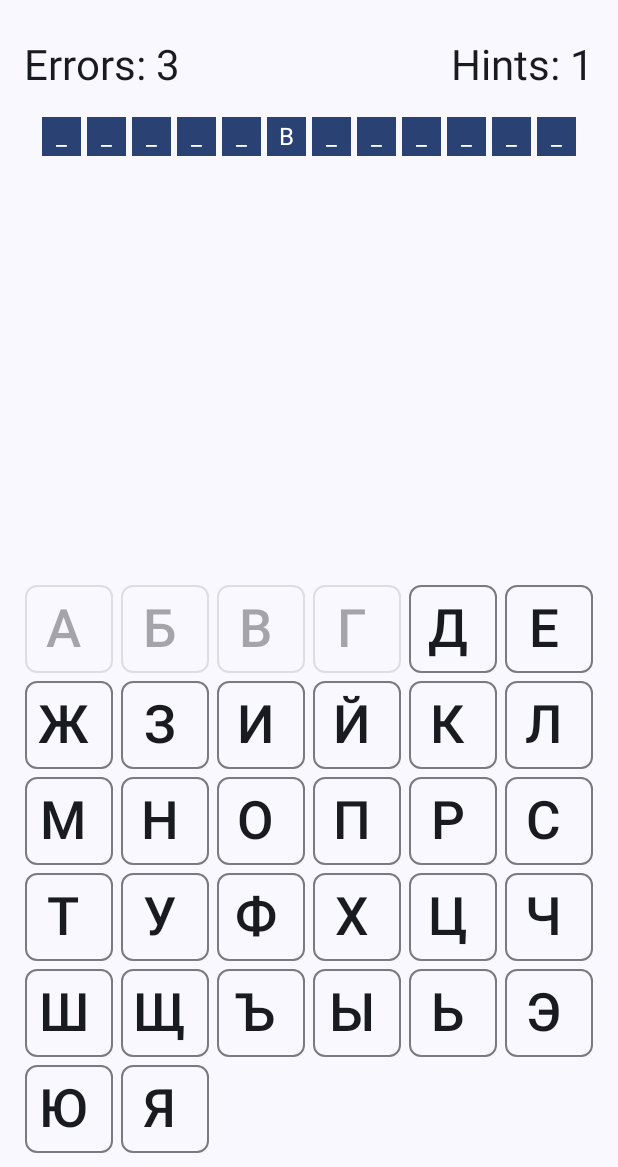
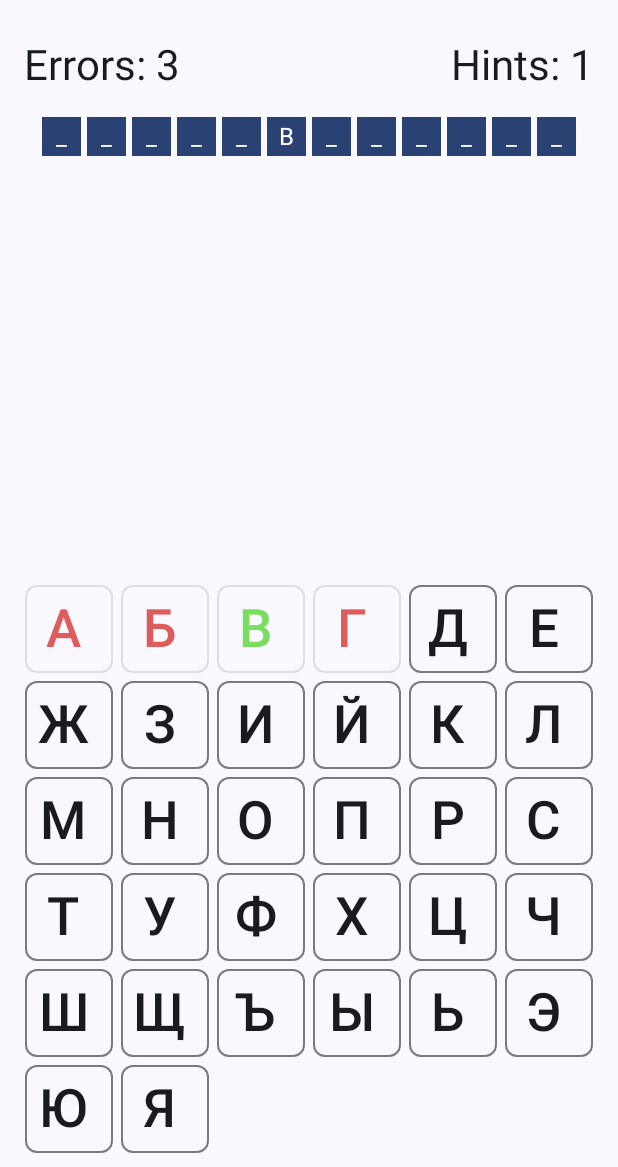
Before and after one commit to chskela/GallowsGame, an Android app built with Jetpack Compose: the screen it shows after launch (MainActivity), after a tap on an icon or button, on a phone screen of 412 x 824 dp, the part 69-1236 px from its top. Run offline under Robolectric (Android 15) with nearby library versions, the light colour scheme and no system bars; our stand-ins replace Dagger/Hilt's generated code, window size class; 3 other taps on this screen came first.

Commit message:
feat: added animation keyboard

```diff
--- a/app/build.gradle.kts
+++ b/app/build.gradle.kts
@@ -14,8 +14,8 @@ android {
         applicationId = "com.chskela.gallowsgame"
         minSdk = 26
         targetSdk = 33
-        versionCode = 4
-        versionName = "1.3"
+        versionCode = 5
+        versionName = "1.4"
 
         testInstrumentationRunner = "androidx.test.runner.AndroidJUnitRunner"
         vectorDrawables {
--- a/app/src/main/java/com/chskela/gallowsgame/presentation/screens/main/MainScreen.kt
+++ b/app/src/main/java/com/chskela/gallowsgame/presentation/screens/main/MainScreen.kt
@@ -142,9 +142,12 @@ fun MainScreen(
                         KeyboardGrid {
                             uiState.alphabet.map { letter ->
                                 val isUsed = uiState.usedLetters.contains(letter)
+                                val isCorrectLetter = uiState.word.contains(letter)
+
                                 Key(
                                     letter = letter,
                                     enabled = !isUsed,
+                                    isCorrectLetter = isCorrectLetter,
                                     size = DpSize(width = width, height = height),
                                     onClick = { onEvent(MainScreenEvent.InputChar(letter)) })
                             }
--- a/app/src/main/java/com/chskela/gallowsgame/presentation/ui/components/keyboard/Key.kt
+++ b/app/src/main/java/com/chskela/gallowsgame/presentation/ui/components/keyboard/Key.kt
@@ -1,42 +1,92 @@
 package com.chskela.gallowsgame.presentation.ui.components.keyboard
 
 import android.content.res.Configuration
+import androidx.compose.animation.animateColorAsState
 import androidx.compose.foundation.layout.fillMaxWidth
 import androidx.compose.foundation.layout.offset
 import androidx.compose.foundation.layout.size
 import androidx.compose.material3.AssistChip
 import androidx.compose.material3.Text
 import androidx.compose.runtime.Composable
+import androidx.compose.runtime.getValue
+import androidx.compose.runtime.mutableStateOf
+import androidx.compose.runtime.remember
+import androidx.compose.runtime.setValue
 import androidx.compose.ui.Modifier
+import androidx.compose.ui.graphics.Color
 import androidx.compose.ui.text.style.TextAlign
 import androidx.compose.ui.tooling.preview.Preview
 import androidx.compose.ui.unit.DpSize
 import androidx.compose.ui.unit.dp
 import androidx.compose.ui.unit.sp
 import com.chskela.gallowsgame.presentation.ui.theme.GallowsGameTheme
+import com.chskela.gallowsgame.utils.animation.shake.ShakeConfig
+import com.chskela.gallowsgame.utils.animation.shake.rememberShakeController
+import com.chskela.gallowsgame.utils.animation.shake.shake
 
 @Composable
 fun Key(
     modifier: Modifier = Modifier,
     letter: Char,
+    isCorrectLetter: Boolean,
     enabled: Boolean,
     size: DpSize = DpSize(48.dp, 32.dp),
     onClick: () -> Unit = {}
 ) {
+    val red = Color(0xFFDD5D5D)
+    val green = Color(0xFF79DD5D)
+    val shakeController = rememberShakeController()
+    var keyState: KeyState by remember { mutableStateOf(KeyState.Default) }
+    keyState = when {
+        isCorrectLetter -> KeyState.Correct
+        !isCorrectLetter -> KeyState.Wrong
+        else -> KeyState.Default
+    }
+    val letterColor: Color by animateColorAsState(
+        when {
+            !enabled && keyState is KeyState.Correct -> green
+            !enabled && keyState is KeyState.Wrong -> red
+            else -> Color.Unspecified
+        }, label = "Button color"
+    )
+    AssistChip(
+        modifier = modifier
+            .size(
+                width = size.width,
+                height = size.height,
+            )
+            .shake(shakeController),
+        enabled = enabled,
+        onClick = {
+            onClick()
+            when (keyState) {
+                KeyState.Correct -> shakeController.shake(
+                    ShakeConfig(
+                        iterations = 4,
+                        intensity = 1_000f,
+                        rotateX = -10f,
+                        translateY = 10f,
+                    )
+                )
 
-    AssistChip(
-        modifier = modifier.size(
-            width = size.width,
-            height = size.height,
-        ),
-        enabled = enabled,
-        onClick = onClick,
+                KeyState.Default -> {}
+                KeyState.Wrong -> shakeController.shake(
+                    ShakeConfig(
+                        iterations = 4,
+                        intensity = 2_000f,
+                        rotateY = 15f,
+                        translateX = 20f,
+                    )
+                )
+            }
+        },
         label = {
             Text(
                 modifier = Modifier
                     .fillMaxWidth()
                     .offset((-4).dp),
                 text = letter.toString(),
+                color = letterColor,
                 textAlign = TextAlign.Center,
                 fontSize = (size.height.value * 0.6).sp
             )
@@ -49,6 +99,6 @@ fun Key(
 @Composable
 fun PreviewMonoButton() {
     GallowsGameTheme {
-        Key(letter = 'А', enabled = true)
+        Key(letter = 'А', enabled = true, isCorrectLetter = true)
     }
 }
--- /dev/null
+++ b/app/src/main/java/com/chskela/gallowsgame/presentation/ui/components/keyboard/KeyState.kt
@@ -0,0 +1,9 @@
+package com.chskela.gallowsgame.presentation.ui.components.keyboard
+
+sealed class KeyState {
+    object Default : KeyState()
+
+    object Wrong : KeyState()
+
+    object Correct : KeyState()
+}
--- a/app/src/main/java/com/chskela/gallowsgame/presentation/ui/components/keyboard/KeyboardGrid.kt
+++ b/app/src/main/java/com/chskela/gallowsgame/presentation/ui/components/keyboard/KeyboardGrid.kt
@@ -48,7 +48,7 @@ fun PreviewKeyboardGrid() {
     GallowsGameTheme {
         KeyboardGrid {
             ('А'..'Я').map {
-                Key(letter = it, enabled = true)
+                Key(letter = it, enabled = true, isCorrectLetter = true)
             }
         }
     }
--- a/app/src/main/java/com/chskela/gallowsgame/presentation/ui/components/mask/Mask.kt
+++ b/app/src/main/java/com/chskela/gallowsgame/presentation/ui/components/mask/Mask.kt
@@ -20,19 +20,22 @@ import androidx.compose.ui.tooling.preview.Preview
 import androidx.compose.ui.unit.dp
 import androidx.compose.ui.unit.sp
 import com.chskela.gallowsgame.presentation.ui.theme.GallowsGameTheme
+import com.chskela.gallowsgame.utils.animation.shake.rememberShakeController
+import com.chskela.gallowsgame.utils.animation.shake.shake
 
 @Composable
 fun Mask(modifier: Modifier = Modifier, mask: String) {
     BoxWithConstraints(modifier = modifier.fillMaxWidth(), contentAlignment = Alignment.Center) {
         val sizeItem = ((maxWidth - 6.dp * (mask.length - 1)) / mask.length)
-//            .coerceAtMost(64.dp)
+        val shakeController = rememberShakeController()
         Row(horizontalArrangement = Arrangement.Center) {
             mask.mapIndexed { index, letter ->
                 Box(
                     modifier = Modifier
                         .sizeIn(maxWidth = sizeItem)
                         .aspectRatio(1f)
-                        .background(color = MaterialTheme.colorScheme.primary),
+                        .background(color = MaterialTheme.colorScheme.primary)
+                        .shake(shakeController),
                     contentAlignment = Alignment.Center
                 ) {
                     Text(
--- /dev/null
+++ b/app/src/main/java/com/chskela/gallowsgame/utils/animation/shake/ShakeConfig.kt
@@ -0,0 +1,14 @@
+package com.chskela.gallowsgame.utils.animation.shake
+
+data class ShakeConfig(
+    val iterations: Int,
+    val intensity: Float = 100_000f,
+    val rotate: Float = 0f,
+    val rotateX: Float = 0f,
+    val rotateY: Float = 0f,
+    val scaleX: Float = 0f,
+    val scaleY: Float = 0f,
+    val translateX: Float = 0f,
+    val translateY: Float = 0f,
+    val trigger: Long = System.currentTimeMillis(),
+)
--- /dev/null
+++ b/app/src/main/java/com/chskela/gallowsgame/utils/animation/shake/ShakeController.kt
@@ -0,0 +1,21 @@
+package com.chskela.gallowsgame.utils.animation.shake
+
+import androidx.compose.runtime.Composable
+import androidx.compose.runtime.getValue
+import androidx.compose.runtime.mutableStateOf
+import androidx.compose.runtime.remember
+import androidx.compose.runtime.setValue
+
+class ShakeController {
+    var shakeConfig: ShakeConfig? by mutableStateOf(null)
+        private set
+
+    fun shake(shakeConfig: ShakeConfig) {
+        this.shakeConfig = shakeConfig
+    }
+}
+
+@Composable
+fun rememberShakeController(): ShakeController {
+    return remember { ShakeController() }
+}
--- /dev/null
+++ b/app/src/main/java/com/chskela/gallowsgame/utils/animation/shake/shake.kt
@@ -0,0 +1,46 @@
+package com.chskela.gallowsgame.utils.animation.shake
+
+import androidx.compose.animation.core.Animatable
+import androidx.compose.animation.core.spring
+import androidx.compose.foundation.layout.offset
+import androidx.compose.runtime.LaunchedEffect
+import androidx.compose.runtime.remember
+import androidx.compose.ui.Modifier
+import androidx.compose.ui.composed
+import androidx.compose.ui.draw.rotate
+import androidx.compose.ui.draw.scale
+import androidx.compose.ui.graphics.graphicsLayer
+import androidx.compose.ui.unit.IntOffset
+import kotlin.math.roundToInt
+
+fun Modifier.shake(shakeController: ShakeController) = composed {
+    shakeController.shakeConfig?.let { shakeConfig ->
+        val shake = remember { Animatable(0f) }
+        LaunchedEffect(shakeController.shakeConfig) {
+            for (i in 0..shakeConfig.iterations) {
+                when (i % 2) {
+                    0 -> shake.animateTo(1f, spring(stiffness = shakeConfig.intensity))
+                    else -> shake.animateTo(-1f, spring(stiffness = shakeConfig.intensity))
+                }
+            }
+            shake.animateTo(0f)
+        }
+
+        this
+            .rotate(shake.value * shakeConfig.rotate)
+            .graphicsLayer {
+                rotationX = shake.value * shakeConfig.rotateX
+                rotationY = shake.value * shakeConfig.rotateY
+            }
+            .scale(
+                scaleX = 1f + (shake.value * shakeConfig.scaleX),
+                scaleY = 1f + (shake.value * shakeConfig.scaleY),
+            )
+            .offset {
+                IntOffset(
+                    (shake.value * shakeConfig.translateX).roundToInt(),
+                    (shake.value * shakeConfig.translateY).roundToInt(),
+                )
+            }
+    } ?: this
+}
```
